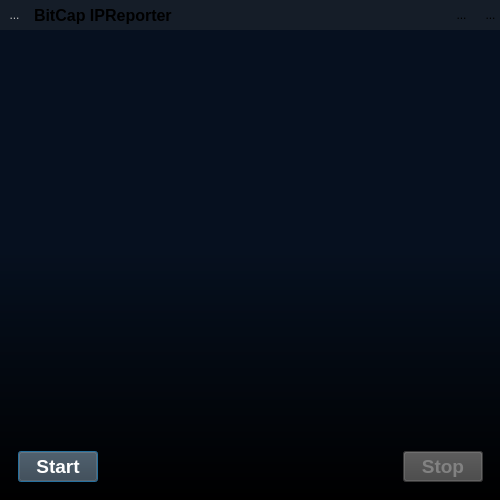
Old version of the form src/ui/MainWindow.ui in the repository bitcap-co/bitcap-ipr.
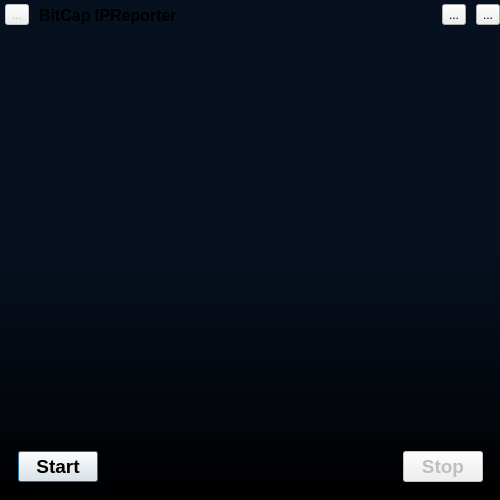
New version of the form.

Commit message: move styles to theme

```diff
--- a/src/ui/MainWindow.ui
+++ b/src/ui/MainWindow.ui
@@ -13,175 +13,6 @@
   <property name="windowTitle">
    <string>BitCap IPReporter</string>
   </property>
-  <property name="styleSheet">
-   <string notr="true">
-QWidget[StyleClass=&quot;setText&quot;] {
-	color: #FFFFFF;
-}
-
-QWidget #titlebar {
-	background: #151d28;
-}
-
-QDialog {
-  background: #151d28;
-}
-
-QDialog QLabel {
-	color: #FFFFFF;
-}
-
-QPushButton {
-  background-color: #383e46;
-  color: #FFFFFF;
-}
-
-QPushButton:disabled {
-  background-color: #434343;
-  color: #828282;
-}
-
-QPushButton:pressed {
-  background-color: #92beff;
-}
-
-QDialogButtonBox QPushButton {
-  /* Issue #194 #248 - Special case of QPushButton inside dialogs, for better UI */
-  min-width: 80px;
-}
-
-QToolButton {
-	border: none;
-    background: none;
-}
-
-QMenuBar {
-  background-color: #383e46;
-  padding: 2px;
-  color: #FFFFFF;
-  selection-background-color: #3183ff;
-}
-
-QMenu {
-  border: 0px solid #455364;
-  color: #FFFFFF;
-  margin: 0px;
-  background-color: #383e46;
-  selection-background-color: #3183ff;
-}
-
-QMenu::separator {
-  height: 1px;
-  background-color: #60798B;
-  color: #FFFFFF;
-}
-
-QMenu::item {
-  background-color: #383e46;
-  padding: 4px 24px 4px 12px;
-}
-
-QMenu::item:selected {
-  color: #FFFFFF;
-  background-color: #3183ff;
-}
-
-QMenu::item:pressed {
-  background-color: #3183ff;
-}
-
-QMenu::item:disabled {
-  color: #828282;
-}
-
-QMenu::indicator {
-  margin-left: 8px;
-  margin-right: 4px;
-  width: 12px;
-  height: 12px;
-  /* non-exclusive indicator = check box style indicator (see QActionGroup::setExclusive) */
-  /* exclusive indicator = radio button style indicator (see QActionGroup::setExclusive) */
-}
-
-QMenu::indicator:non-exclusive:unchecked {
-  background-color: #151d28;
-  border: 1px solid #434343;
-}
-
-QAbstractScrollArea, QHeaderView::section, QTableView QTableCornerButton::section {
-	background-color: #383e46;
-    color: #FFFFFF;
-}
-
-QTableView {
-  background-color: #151d28;
-  color: #FFFFFF;
-}
-
-QTableView::item:pressed {
-  background-color: #3183ff;
-}
-
-QTableView::item:selected:active {
-  background-color: #3183ff;
-}
-
-QTableView::item:selected:!active {
-  color: #FFFFFF;
-  background-color: #5c9dff;
-}
-
-QTableView::item:!selected:hover {
-  outline: 0;
-  color: #FFFFFF;
-  background-color: #5c9dff;
-}
-
-QScrollBar:horizontal {
-  background-color: #383e46;
-  color: #828282;
-}
-
-QScrollBar::handle:horizontal {
-  background-color: #5b5f64;
-  border: 1px solid #525252;
-  min-width: 8px;
-}
-
-QScrollBar::handle:horizontal:hover {
-  background-color: #6b7076;
-  border: 1px solid #525252;
-  min-width: 8px;
-}
-
-QScrollBar::add-line:horizontal {
-      border: none;
-      background: none;
-}
-
-QScrollBar::sub-line:horizontal {
-      border: none;
-      background: none;
-}
-
-QLineEdit {
-  background-color: #151d28;
-  padding-top: 2px;
-  /* This QLineEdit fix  103, 111 */
-  padding-bottom: 2px;
-  /* This QLineEdit fix  103, 111 */
-  padding-left: 4px;
-  padding-right: 4px;
-  border-style: solid;
-  border: 1px solid #525252;
-  color: #FFFFFF;
-}
-
-QLineEdit:focus {
-  border: 1px solid #92beff;
-}
-</string>
-  </property>
   <widget class="QWidget" name="centralwidget">
    <property name="styleSheet">
     <string notr="true">QWidget#centralwidget {
```
The commit also changes 3 other files.
